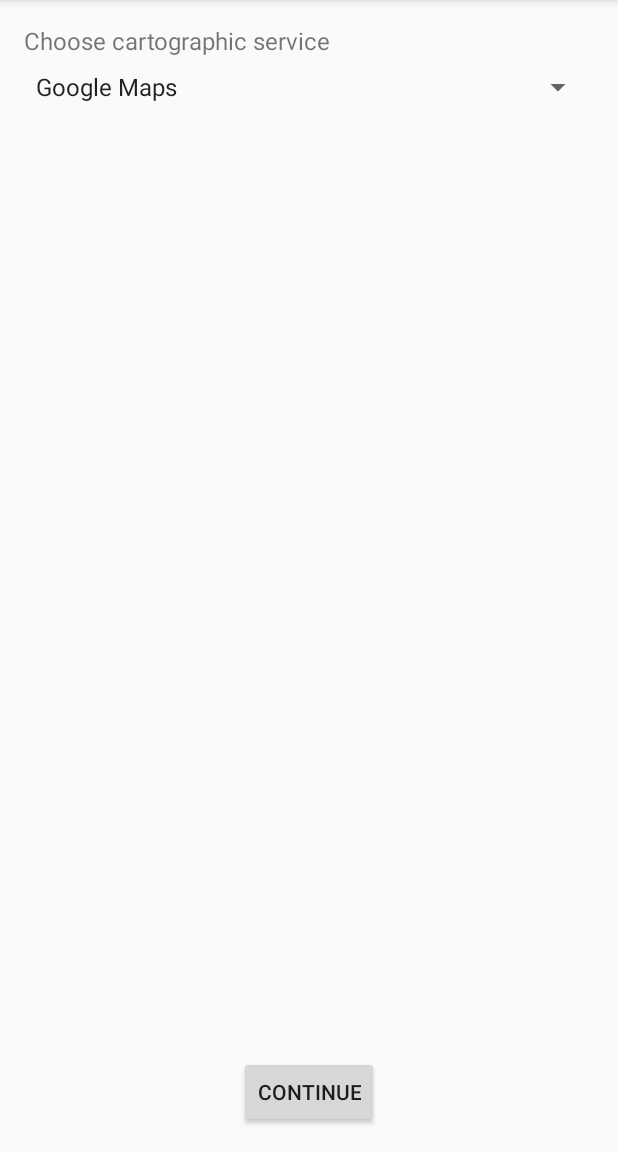
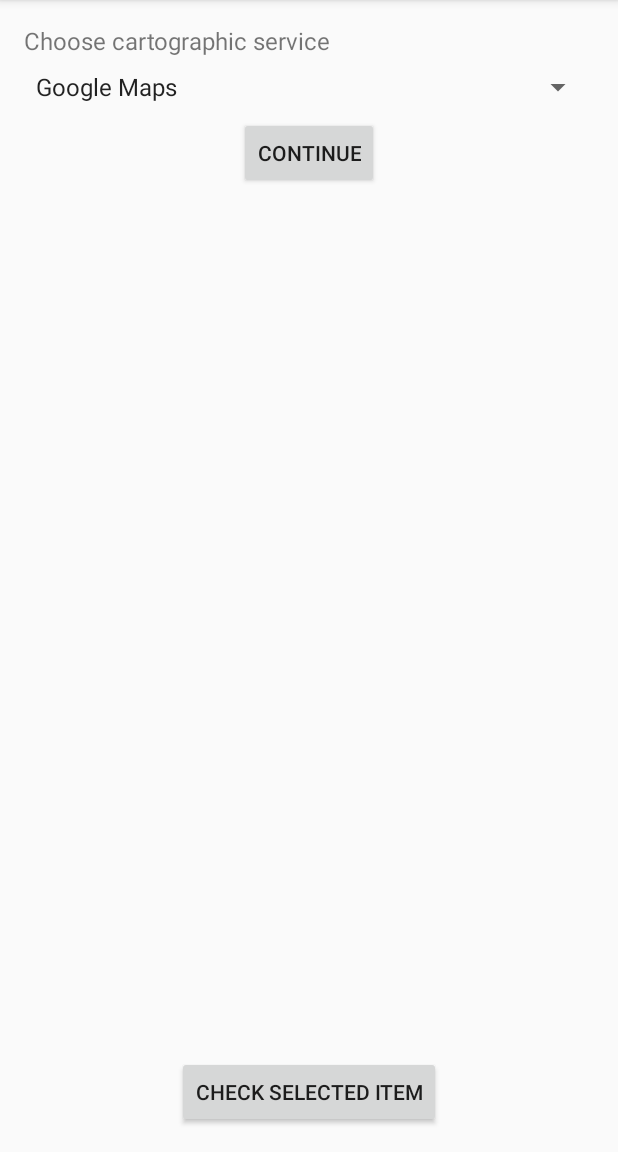
Before and after one commit to Protosaider/Geoscan, an Android app: the screen it shows after launch (MainActivity), on a phone screen of 412 x 824 dp, the part 84-1236 px from its top. Run offline under Robolectric (Android 15) with nearby library versions, the phone set to English and light mode, and no system bars.

Commit message:
Add all, except of animation.
Set marker on touch.
Add polyline, connect all markers, if there are two or more markers.
Add menu with Clean button.
Add Clean method.

```diff
--- a/RememberItNow/app/src/debug/res/values/google_maps_api.xml
+++ b/RememberItNow/app/src/debug/res/values/google_maps_api.xml
@@ -16,6 +16,6 @@
     string in this file.
     -->
     <string name="google_maps_key" templateMergeStrategy="preserve" translatable="false">
-        YOUR_KEY_HERE
+        AIzaSyARbdiU1Jy3Z76jpUsZuRf6ehFSGOyBNLE
     </string>
 </resources>
--- a/RememberItNow/app/src/main/java/com/protosaider/myapplication/MainActivity.java
+++ b/RememberItNow/app/src/main/java/com/protosaider/myapplication/MainActivity.java
@@ -16,13 +16,16 @@
 
     private static final String TAG = "Logger";
     Button btnMain;
+    Button btnLaunch;
     Spinner spinner;
 
     @Override
     protected void onCreate(Bundle savedInstanceState) {
         super.onCreate(savedInstanceState);
         setContentView(R.layout.activity_main);
+
         Log.d(TAG, "onCreateMain");
+
         btnMain = (Button) findViewById(R.id.btn_main);
         btnMain.setOnClickListener(new OnClickListener() {
             @Override
@@ -31,7 +34,26 @@
                 Toast.makeText(MainActivity.this, spinner.getSelectedItem().toString() + " selected", Toast.LENGTH_LONG).show();
             }
         });
+
         spinner = (Spinner) findViewById(R.id.spinner_main);
+
+        btnLaunch = (Button) findViewById(R.id.btn_launch);
+        btnLaunch.setOnClickListener(new OnClickListener() {
+           @Override
+            public void onClick(View v)
+           {
+               switch ((int)spinner.getSelectedItemId()) {
+                   case 0:
+                       Intent intent = new Intent(MainActivity.this, MapsActivity.class);
+                       startActivity(intent);//вызов активити
+                       break;
+                   case 1:
+                       //Intent intent = new Intent(MainActivity.this, MapsActivity.class);
+                       //startActivity(intent);//вызов активити
+                       break;
+               }
+           }
+        });
     }
 
     @Override
--- a/RememberItNow/app/src/main/res/layout/activity_main.xml
+++ b/RememberItNow/app/src/main/res/layout/activity_main.xml
@@ -33,6 +33,17 @@
     <Button
         android:layout_height="wrap_content"
         android:layout_width="wrap_content"
+        android:id="@+id/btn_launch"
+        android:text="@string/btn_launch"
+        android:layout_centerHorizontal="true"
+        android:layout_below="@id/spinner_main"
+        android:layout_marginTop="8dp"
+        >
+    </Button>
+
+    <Button
+        android:layout_height="wrap_content"
+        android:layout_width="wrap_content"
         android:id="@+id/btn_main"
         android:text="@string/btn_main"
         android:layout_centerHorizontal="true"
--- a/RememberItNow/app/src/main/res/layout/activity_maps.xml
+++ b/RememberItNow/app/src/main/res/layout/activity_maps.xml
@@ -5,4 +5,6 @@
     android:name="com.google.android.gms.maps.SupportMapFragment"
     android:layout_width="match_parent"
     android:layout_height="match_parent"
+    map:mapType="normal"
+    map:cameraZoom="5"
     tools:context="com.protosaider.myapplication.MapsActivity" />
--- a/RememberItNow/app/src/main/res/values/strings.xml
+++ b/RememberItNow/app/src/main/res/values/strings.xml
@@ -9,7 +9,10 @@
     <string name="pref_cat_title_main">General settings</string>
     <string name="pref_lang">Language</string>
     <string name="title_activity_maps">Map</string>
-    <string name="btn_main">Continue</string>
+    <string name="btn_main">Check Selected Item</string>
+    <string name="btn_launch">Continue</string>
+    <string name="maps_menu_clean">Clean</string>
+    <string name="maps_menu_anim">Start Animation</string>
 
     <string-array name="spinner_main">
         <item>Google Maps</item>
```
Also changed, not shown: RememberItNow/app/src/main/java/com/protosaider/myapplication/MapsActivity.java (+61 -3 lines), RememberItNow/app/src/main/res/menu/maps_menu.xml (added, +14 -0 lines).
